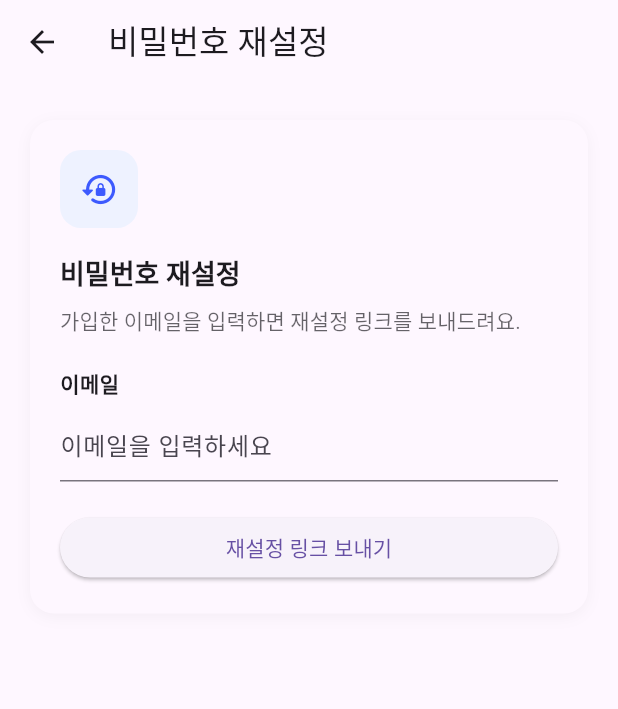
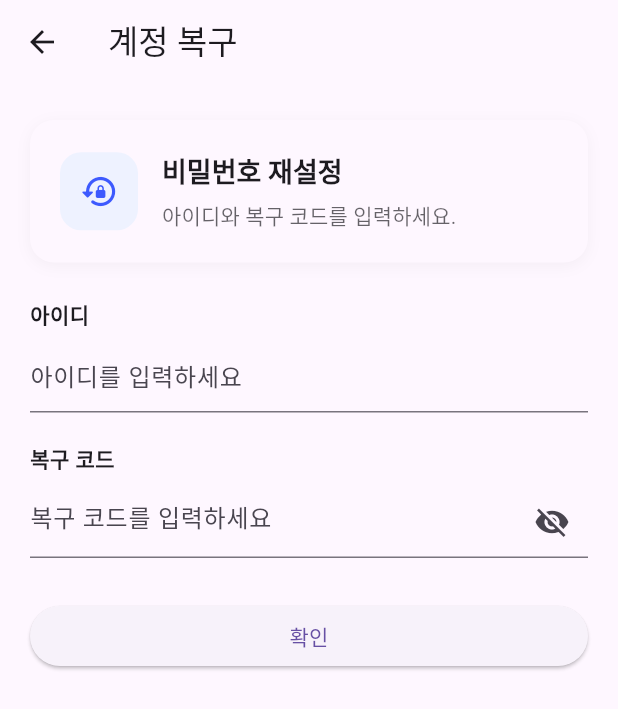
Before and after one commit to yeongam/Receipt, a Flutter app: the AccountRecoveryScreen screen opened directly, on a phone screen of 412 x 824 dp. Shown: the top 709 px of the screen. Run offline on Flutter 3.47's test engine with Material 3 defaults, Android fonts, the phone set to English and light mode, and no system bars; our stand-ins replace flutter_local_notifications, flutter_secure_storage, flutter_timezone, local_auth, supabase_flutter, timezone; accounts and stored records are empty.

Commit message:
feat: account recovery via username + recovery code
- account_recovery_screen: two-phase flow
  Phase 1: username + recovery code input (obscured, with visibility toggle)
  Phase 2: new password + confirm (shown after verification)
- login_screen: wire '비밀번호 재설정' button to AccountRecoveryScreen
- Migration: issue_password_reset_token / consume_reset_token RPCs
  (PBKDF2-format codes require Edge Function — returns NEEDS_EDGE_FUNCTION sentinel)

```diff
--- a/lib/screens/auth/account_recovery_screen.dart
+++ b/lib/screens/auth/account_recovery_screen.dart
@@ -10,115 +10,290 @@ class AccountRecoveryScreen extends StatelessWidget {
 
   @override
   Widget build(BuildContext context) {
-    return DefaultTabController(
-      length: 1,
-      child: Scaffold(
+    return Scaffold(
       backgroundColor: Theme.of(context).scaffoldBackgroundColor,
       appBar: AppBar(
-          title: Text(context.tr('비밀번호 재설정', 'Reset Password')),
+        title: Text(context.tr('계정 복구', 'Account Recovery')),
       ),
-        body: const _ResetPasswordTab(),
-      ),
+      body: const _RecoveryForm(),
     );
   }
 }
 
-class _ResetPasswordTab extends StatefulWidget {
-  const _ResetPasswordTab();
+/// Two-phase form:
+/// Phase 1 — verify identity (username + recovery code).
+/// Phase 2 — set new password (shown after verification succeeds).
+class _RecoveryForm extends StatefulWidget {
+  const _RecoveryForm();
 
   @override
-  State<_ResetPasswordTab> createState() => _ResetPasswordTabState();
+  State<_RecoveryForm> createState() => _RecoveryFormState();
 }
 
-class _ResetPasswordTabState extends State<_ResetPasswordTab> {
-  final _emailCtrl = TextEditingController();
+class _RecoveryFormState extends State<_RecoveryForm> {
+  // Phase 1
+  final _idCtrl = TextEditingController();
+  final _codeCtrl = TextEditingController();
+  bool _obscureCode = true;
+
+  // Phase 2
+  final _pwCtrl = TextEditingController();
+  final _confirmCtrl = TextEditingController();
+  bool _obscurePw = true;
+  bool _obscureConfirm = true;
+
   bool _isLoading = false;
-  bool _sent = false;
+  bool _codeVerified = false;
+  String? _resetToken;
+  String? _errorText;
+
+  static const int _maxAttempts = 5;
+  int _attempts = 0;
 
   @override
   void dispose() {
-    _emailCtrl.dispose();
+    _idCtrl.dispose();
+    _codeCtrl.dispose();
+    _pwCtrl.dispose();
+    _confirmCtrl.dispose();
     super.dispose();
   }
 
-  Future<void> _submit() async {
-    final email = _emailCtrl.text.trim();
-    if (email.isEmpty) return;
+  Future<void> _verifyCode() async {
+    if (_attempts >= _maxAttempts) return;
+    final username = _idCtrl.text.trim();
+    final code = _codeCtrl.text.trim();
+    if (username.isEmpty || code.isEmpty) return;
 
-    setState(() => _isLoading = true);
+    setState(() {
+      _isLoading = true;
+      _errorText = null;
+    });
+
     try {
-      await Supabase.instance.client.auth.resetPasswordForEmail(email);
+      final result = await Supabase.instance.client
+          .rpc('issue_password_reset_token', params: {
+        'p_username': username,
+        'p_recovery_code': code,
+      }) as String?;
+
       if (!mounted) return;
-      setState(() => _sent = true);
+
+      if (result == null) {
+        _attempts++;
+        setState(() {
+          _errorText = _attempts >= _maxAttempts
+              ? context.tr('시도 횟수를 초과했습니다.', 'Too many attempts.')
+              : context.tr(
+                  '아이디 또는 복구 코드가 올바르지 않습니다.', 'Invalid ID or recovery code.');
+        });
+      } else if (result == 'NEEDS_EDGE_FUNCTION') {
+        setState(() {
+          _errorText = context.tr(
+            '이 계정의 복구는 관리자에게 문의하세요.',
+            'Please contact support to recover this account.',
+          );
+        });
+      } else {
+        setState(() {
+          _resetToken = result;
+          _codeVerified = true;
+        });
+      }
     } catch (e) {
       if (!mounted) return;
-      ScaffoldMessenger.of(context).showSnackBar(
-        SnackBar(content: Text(e.toString())),
-      );
+      setState(() => _errorText = e.toString());
     } finally {
       if (mounted) setState(() => _isLoading = false);
     }
   }
 
+  Future<void> _resetPassword() async {
+    final password = _pwCtrl.text;
+    final confirm = _confirmCtrl.text;
+
+    if (password.isEmpty) return;
+    if (password != confirm) {
+      setState(() => _errorText =
+          context.tr('비밀번호가 일치하지 않습니다.', 'Passwords do not match.'));
+      return;
+    }
+    if (_resetToken == null) return;
+
+    setState(() {
+      _isLoading = true;
+      _errorText = null;
+    });
+
+    try {
+      // Consume the reset token to get the user_id.
+      // Actual Supabase auth password update requires the service role key
+      // (Edge Function). This placeholder confirms the token is valid.
+      await Supabase.instance.client
+          .rpc('consume_reset_token', params: {'p_token': _resetToken});
+
+      if (!mounted) return;
+      // TODO: call Edge Function with (user_id, newPassword) to update auth.
+      _showSuccess();
+    } catch (e) {
+      if (!mounted) return;
+      setState(() => _errorText = e.toString());
+    } finally {
+      if (mounted) setState(() => _isLoading = false);
+    }
+  }
+
+  void _showSuccess() {
+    showDialog<void>(
+      context: context,
+      barrierDismissible: false,
+      builder: (_) => AlertDialog(
+        title: Text(context.tr('완료', 'Done')),
+        content: Text(context.tr(
+          '비밀번호가 재설정되었습니다.\n다시 로그인해 주세요.',
+          'Password has been reset.\nPlease log in again.',
+        )),
+        actions: [
+          ElevatedButton(
+            onPressed: () {
+              Navigator.of(context).pop();
+              Navigator.of(context).pop();
+            },
+            child: Text(context.tr('로그인으로', 'Go to login')),
+          ),
+        ],
+      ),
+    );
+  }
+
   @override
   Widget build(BuildContext context) {
-    final colorScheme = Theme.of(context).colorScheme;
+    return ListView(
+      padding: const EdgeInsets.fromLTRB(20, 24, 20, 24),
+      children: [
+        _Header(verified: _codeVerified),
+        const SizedBox(height: 24),
+        if (!_codeVerified) _phase1() else _phase2(),
+      ],
+    );
+  }
 
-    if (_sent) {
-      return Center(
-        child: Padding(
-          padding: const EdgeInsets.all(32),
-          child: Column(
-            mainAxisSize: MainAxisSize.min,
+  Widget _phase1() {
+    final exhausted = _attempts >= _maxAttempts;
+    return Column(
+      crossAxisAlignment: CrossAxisAlignment.start,
       children: [
-              Container(
-                width: 72,
-                height: 72,
-                decoration: const BoxDecoration(
-                  color: AppColors.accentLight,
-                  shape: BoxShape.circle,
-                ),
-                child: const Icon(
-                  Icons.mark_email_read_rounded,
-                  color: AppColors.accent,
-                  size: 36,
-                ),
+        Text(context.tr('아이디', 'Username'),
+            style:
+                AppTextStyles.labelMedium.copyWith(fontWeight: FontWeight.w700)),
+        const SizedBox(height: 8),
+        _RecoveryTextField(
+          controller: _idCtrl,
+          hintText: context.tr('아이디를 입력하세요', 'Enter your username'),
+          enabled: !exhausted,
+          onChanged: (_) => setState(() => _errorText = null),
         ),
         const SizedBox(height: 20),
-              Text(
-                context.tr('이메일을 확인하세요', 'Check your email'),
-                style: AppTextStyles.headlineSmall,
-                textAlign: TextAlign.center,
+        Text(context.tr('복구 코드', 'Recovery Code'),
+            style:
+                AppTextStyles.labelMedium.copyWith(fontWeight: FontWeight.w700)),
+        const SizedBox(height: 8),
+        _RecoveryTextField(
+          controller: _codeCtrl,
+          hintText: context.tr('복구 코드를 입력하세요', 'Enter your recovery code'),
+          obscureText: _obscureCode,
+          enabled: !exhausted,
+          errorText: _errorText,
+          onChanged: (_) => setState(() => _errorText = null),
+          suffixIcon: IconButton(
+            icon: Icon(
+                _obscureCode ? Icons.visibility_off : Icons.visibility),
+            onPressed: () => setState(() => _obscureCode = !_obscureCode),
           ),
-              const SizedBox(height: 8),
-              Text(
-                context.tr(
-                  '비밀번호 재설정 링크를 이메일로 보냈어요.\n메일함을 확인해 주세요.',
-                  'We sent a password reset link to your email.\nPlease check your inbox.',
-                ),
-                style: AppTextStyles.bodySmall.copyWith(
-                  color: colorScheme.onSurface.withValues(alpha: 0.68),
-                ),
-                textAlign: TextAlign.center,
         ),
         const SizedBox(height: 28),
         SizedBox(
           width: double.infinity,
-                child: OutlinedButton(
-                  onPressed: () => Navigator.of(context).pop(),
-                  child: Text(context.tr('로그인으로 돌아가기', 'Back to login')),
+          child: ElevatedButton(
+            onPressed: exhausted || _isLoading ? null : _verifyCode,
+            child: _isLoading
+                ? const SizedBox(
+                    height: 20,
+                    width: 20,
+                    child: CircularProgressIndicator(
+                        strokeWidth: 2, color: Colors.white),
+                  )
+                : Text(context.tr('확인', 'Verify')),
           ),
         ),
       ],
-          ),
-        ),
     );
   }
 
-    return ListView(
-      padding: const EdgeInsets.fromLTRB(20, 24, 20, 24),
+  Widget _phase2() {
+    return Column(
+      crossAxisAlignment: CrossAxisAlignment.start,
       children: [
-        Container(
+        Text(context.tr('새 비밀번호', 'New Password'),
+            style:
+                AppTextStyles.labelMedium.copyWith(fontWeight: FontWeight.w700)),
+        const SizedBox(height: 8),
+        _RecoveryTextField(
+          controller: _pwCtrl,
+          hintText: context.tr('새 비밀번호를 입력하세요', 'Enter new password'),
+          obscureText: _obscurePw,
+          onChanged: (_) => setState(() => _errorText = null),
+          suffixIcon: IconButton(
+            icon: Icon(_obscurePw ? Icons.visibility_off : Icons.visibility),
+            onPressed: () => setState(() => _obscurePw = !_obscurePw),
+          ),
+        ),
+        const SizedBox(height: 20),
+        Text(context.tr('비밀번호 확인', 'Confirm Password'),
+            style:
+                AppTextStyles.labelMedium.copyWith(fontWeight: FontWeight.w700)),
+        const SizedBox(height: 8),
+        _RecoveryTextField(
+          controller: _confirmCtrl,
+          hintText: context.tr('비밀번호를 다시 입력하세요', 'Re-enter password'),
+          obscureText: _obscureConfirm,
+          errorText: _errorText,
+          onChanged: (_) => setState(() => _errorText = null),
+          suffixIcon: IconButton(
+            icon: Icon(
+                _obscureConfirm ? Icons.visibility_off : Icons.visibility),
+            onPressed: () =>
+                setState(() => _obscureConfirm = !_obscureConfirm),
+          ),
+        ),
+        const SizedBox(height: 28),
+        SizedBox(
+          width: double.infinity,
+          child: ElevatedButton(
+            onPressed: _isLoading ? null : _resetPassword,
+            child: _isLoading
+                ? const SizedBox(
+                    height: 20,
+                    width: 20,
+                    child: CircularProgressIndicator(
+                        strokeWidth: 2, color: Colors.white),
+                  )
+                : Text(context.tr('비밀번호 재설정', 'Reset Password')),
+          ),
+        ),
+      ],
+    );
+  }
+}
+
+class _Header extends StatelessWidget {
+  final bool verified;
+  const _Header({required this.verified});
+
+  @override
+  Widget build(BuildContext context) {
+    final colorScheme = Theme.of(context).colorScheme;
+    return Container(
       padding: const EdgeInsets.all(20),
       decoration: BoxDecoration(
         color: colorScheme.surface,
@@ -131,8 +306,7 @@ class _ResetPasswordTabState extends State<_ResetPasswordTab> {
           ),
         ],
       ),
-          child: Column(
-            crossAxisAlignment: CrossAxisAlignment.start,
+      child: Row(
         children: [
           Container(
             width: 52,
@@ -141,58 +315,79 @@ class _ResetPasswordTabState extends State<_ResetPasswordTab> {
               color: AppColors.primaryContainer,
               borderRadius: BorderRadius.circular(14),
             ),
-                child: const Icon(Icons.lock_reset_rounded,
-                    color: AppColors.primary, size: 26),
+            child: Icon(
+              verified ? Icons.lock_open_rounded : Icons.lock_reset_rounded,
+              color: AppColors.primary,
+              size: 26,
             ),
-              const SizedBox(height: 16),
+          ),
+          const SizedBox(width: 16),
+          Expanded(
+            child: Column(
+              crossAxisAlignment: CrossAxisAlignment.start,
+              children: [
                 Text(
-                context.tr('비밀번호 재설정', 'Reset Password'),
+                  context.tr(
+                    verified ? '복구 코드 확인 완료' : '비밀번호 재설정',
+                    verified ? 'Identity Verified' : 'Reset Password',
+                  ),
                   style: AppTextStyles.titleLarge
                       .copyWith(fontWeight: FontWeight.w700),
                 ),
-              const SizedBox(height: 6),
+                const SizedBox(height: 4),
                 Text(
                   context.tr(
-                  '가입한 이메일을 입력하면 재설정 링크를 보내드려요.',
-                  'Enter your registered email and we\'ll send a reset link.',
+                    verified
+                        ? '새 비밀번호를 설정해 주세요.'
+                        : '아이디와 복구 코드를 입력하세요.',
+                    verified
+                        ? 'Set your new password below.'
+                        : 'Enter your username and recovery code.',
                   ),
                   style: AppTextStyles.bodySmall.copyWith(
                     color: colorScheme.onSurface.withValues(alpha: 0.68),
-                ),
-              ),
-              const SizedBox(height: 20),
-              Text(
-                context.tr('이메일', 'Email'),
-                style: AppTextStyles.labelMedium
-                    .copyWith(fontWeight: FontWeight.w700),
-              ),
-              const SizedBox(height: 8),
-              TextField(
-                controller: _emailCtrl,
-                keyboardType: TextInputType.emailAddress,
-                decoration: InputDecoration(
-                  hintText: context.tr('이메일을 입력하세요', 'Enter your email'),
-                ),
-              ),
-              const SizedBox(height: 20),
-              SizedBox(
-                width: double.infinity,
-                child: ElevatedButton(
-                  onPressed: _isLoading ? null : _submit,
-                  child: _isLoading
-                      ? const SizedBox(
-                          height: 20,
-                          width: 20,
-                          child: CircularProgressIndicator(
-                              strokeWidth: 2, color: Colors.white),
-                        )
-                      : Text(context.tr('재설정 링크 보내기', 'Send reset link')),
                   ),
                 ),
               ],
             ),
           ),
         ],
+      ),
     );
   }
 }
+
+class _RecoveryTextField extends StatelessWidget {
+  final TextEditingController controller;
+  final String hintText;
+  final bool obscureText;
+  final bool enabled;
+  final String? errorText;
+  final ValueChanged<String>? onChanged;
+  final Widget? suffixIcon;
+
+  const _RecoveryTextField({
+    required this.controller,
+    required this.hintText,
+    this.obscureText = false,
+    this.enabled = true,
+    this.errorText,
+    this.onChanged,
+    this.suffixIcon,
+  });
+
+  @override
+  Widget build(BuildContext context) {
+    return TextField(
+      controller: controller,
+      obscureText: obscureText,
+      enabled: enabled,
+      onChanged: onChanged,
+      decoration: InputDecoration(
+        hintText: hintText,
+        errorText: errorText,
+        suffixIcon: suffixIcon,
+      ),
+    );
+  }
+}
```
Also changed, not shown: lib/screens/auth/login_screen.dart (+7 -2 lines), 1 other file. Lines whose indentation alone changed are shown as unchanged.
